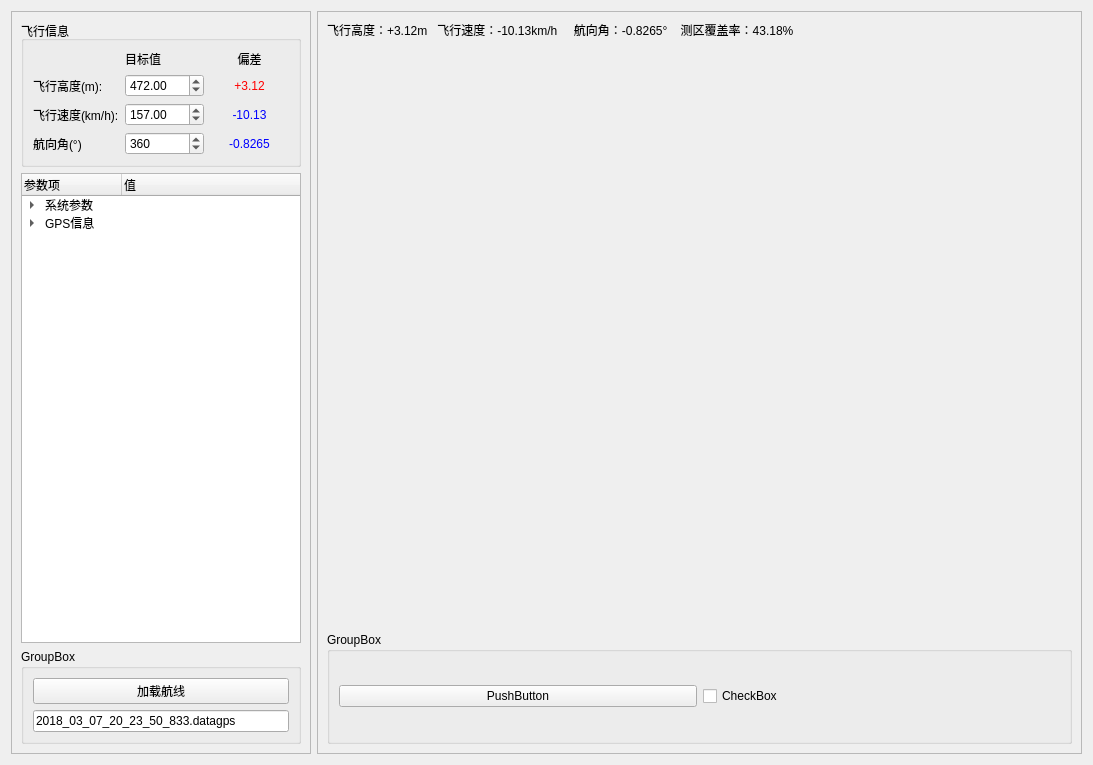
Above: ui/navigation.ui from kdurant/qt_study before the change. Below: the same form after it.
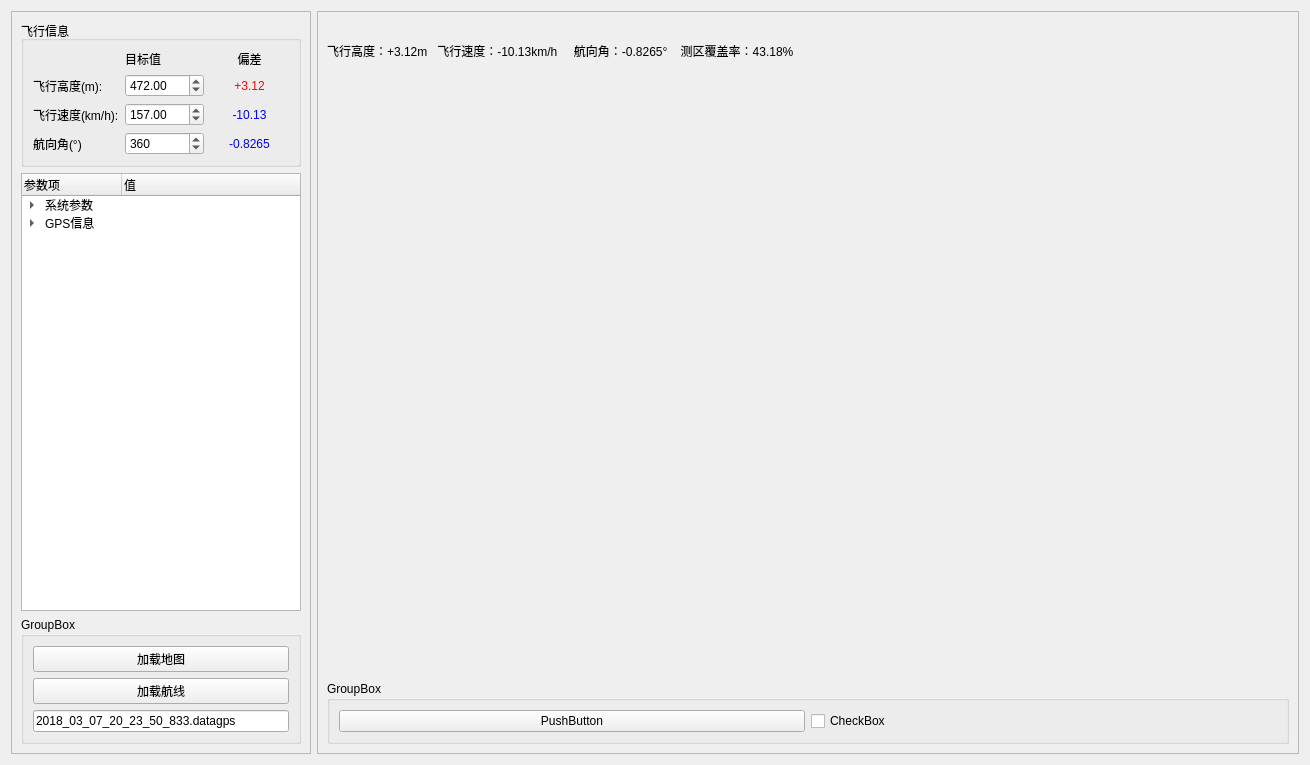
That is the form after the change. Custom widgets are drawn as their Qt base class.

Diff of the .ui file:
```diff
--- a/ui/navigation.ui
+++ b/ui/navigation.ui
@@ -6,7 +6,7 @@
    <rect>
     <x>0</x>
     <y>0</y>
-    <width>1093</width>
+    <width>1310</width>
     <height>765</height>
    </rect>
   </property>
@@ -311,14 +311,14 @@
          <string>GroupBox</string>
         </property>
         <layout class="QGridLayout" name="gridLayout_2">
-         <item row="0" column="0">
+         <item row="1" column="0">
           <widget class="QPushButton" name="btn_loadTracker">
            <property name="text">
             <string>加载航线</string>
            </property>
           </widget>
          </item>
-         <item row="1" column="0">
+         <item row="2" column="0">
           <widget class="QLineEdit" name="lineEdit_navigationFile">
            <property name="text">
             <string>2018_03_07_20_23_50_833.datagps</string>
@@ -328,6 +328,16 @@
            </property>
           </widget>
          </item>
+         <item row="0" column="0">
+          <widget class="QPushButton" name="btn_loadMap">
+           <property name="toolTip">
+            <string>目前只支持瓦片地图，且层级下只能包含16张瓦片</string>
+           </property>
+           <property name="text">
+            <string>加载地图</string>
+           </property>
+          </widget>
+         </item>
         </layout>
        </widget>
       </item>
@@ -342,7 +352,7 @@
      <property name="frameShadow">
       <enum>QFrame::Raised</enum>
      </property>
-     <layout class="QVBoxLayout" name="verticalLayout" stretch="0,0,5,1">
+     <layout class="QVBoxLayout" name="verticalLayout" stretch="1,10,1">
       <item>
        <widget class="QLabel" name="label_9">
         <property name="styleSheet">
@@ -354,16 +364,7 @@
        </widget>
       </item>
       <item>
-       <widget class="QLabel" name="label_info">
-        <property name="text">
-         <string/>
-        </property>
-       </widget>
-      </item>
-      <item>
-       <widget class="QCustomPlot" name="navigationPlot" native="true">
-        <layout class="QHBoxLayout" name="horizontalLayout"/>
-       </widget>
+       <widget class="QWidget" name="widget" native="true"/>
       </item>
       <item>
        <widget class="QGroupBox" name="groupBox_test">
@@ -393,14 +394,6 @@
    </item>
   </layout>
  </widget>
- <customwidgets>
-  <customwidget>
-   <class>QCustomPlot</class>
-   <extends>QWidget</extends>
-   <header location="global">./src/third_lib/QCustomPlot/qcustomplot.h</header>
-   <container>1</container>
-  </customwidget>
- </customwidgets>
  <resources/>
  <connections/>
 </ui>
```
